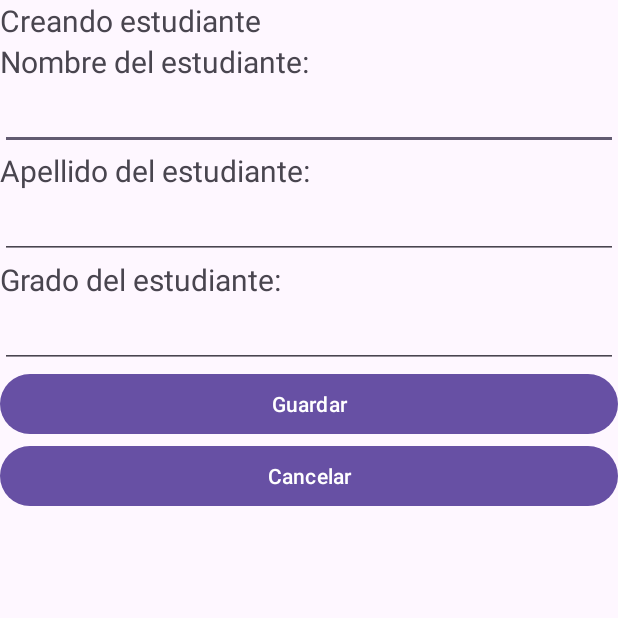
After one commit to DMancia03/desafio-2-dsm, an Android app: the AddEstudianteActivity screen opened directly, with no data from a screen before it, on a phone screen of 412 x 824 dp, the top half of it. The commit adds this screen. Run offline under Robolectric (Android 15) with nearby library versions, the phone set to English and light mode, and no system bars; our stand-ins replace Firebase (no records; nobody signed in at launch, a user with empty details on screens opened directly).

Commit message:
Agregando referencia de base de datos y método para crear estudiante

```diff
--- a/app/build.gradle.kts
+++ b/app/build.gradle.kts
@@ -47,6 +47,7 @@ dependencies {
     implementation(libs.androidx.credentials)
     implementation(libs.androidx.credentials.play.services.auth)
     implementation(libs.googleid)
+    implementation(libs.firebase.database)
     testImplementation(libs.junit)
     androidTestImplementation(libs.androidx.junit)
     androidTestImplementation(libs.androidx.espresso.core)
--- /dev/null
+++ b/app/src/main/java/sv/edu/udb/colegiostone/AddEstudianteActivity.kt
@@ -0,0 +1,91 @@
+package sv.edu.udb.colegiostone
+
+import android.content.Intent
+import android.os.Bundle
+import android.widget.Button
+import android.widget.EditText
+import android.widget.Toast
+import androidx.activity.enableEdgeToEdge
+import androidx.appcompat.app.AppCompatActivity
+import androidx.core.view.ViewCompat
+import androidx.core.view.WindowInsetsCompat
+import com.google.firebase.database.DatabaseReference
+import com.google.firebase.database.FirebaseDatabase
+import sv.edu.udb.colegiostone.modelos.Estudiante
+import sv.edu.udb.colegiostone.utils.Accion
+
+class AddEstudianteActivity : AppCompatActivity() {
+    // Componentes
+    private lateinit var txtNombre : EditText
+    private lateinit var txtApellido : EditText
+    private lateinit var txtGrado : EditText
+    private lateinit var btnAceptar : Button
+    private lateinit var btnCancelar : Button
+    // Base de datos
+    private lateinit var db : DatabaseReference
+    // Control
+    private var id : String = ""
+    private var accion : String = ""
+
+    override fun onCreate(savedInstanceState: Bundle?) {
+        super.onCreate(savedInstanceState)
+        enableEdgeToEdge()
+        setContentView(R.layout.activity_add_estudiante)
+        ViewCompat.setOnApplyWindowInsetsListener(findViewById(R.id.main)) { v, insets ->
+            val systemBars = insets.getInsets(WindowInsetsCompat.Type.systemBars())
+            v.setPadding(systemBars.left, systemBars.top, systemBars.right, systemBars.bottom)
+            insets
+        }
+
+        Inicializar()
+    }
+
+    private fun Inicializar(){
+        // Componentes
+        txtNombre = findViewById(R.id.txtNombreEstudiante)
+        txtApellido = findViewById(R.id.txtApellidoEstudiante)
+        txtGrado = findViewById(R.id.txtGradoEstudiante)
+        btnAceptar = findViewById(R.id.btnAceptar)
+        btnCancelar = findViewById(R.id.btnCancelar)
+
+        // Generales
+        btnAceptar.setOnClickListener { Guardar() }
+        btnCancelar.setOnClickListener { RegresarInicioEstudiante() }
+
+        // Control
+        val datos : Bundle? = intent.extras
+        if(datos != null){
+            accion = datos.getString("accion").toString()
+            id = datos.getString("id").toString()
+        }
+    }
+
+    private fun Guardar(){
+        val nombre = txtNombre.text.toString()
+        val apellido = txtApellido.text.toString()
+        val grado = txtGrado.text.toString()
+
+        db = FirebaseDatabase.getInstance().getReference("estudiantes")
+
+        val estudiante = Estudiante(nombre, apellido, grado)
+
+        if(accion == Accion.agregar){
+            val newKey = db.push().key
+            if(newKey != null){
+                db.child(newKey).setValue(estudiante).addOnSuccessListener {
+                    Toast.makeText(this, "Se guardó exitosamente!!", Toast.LENGTH_LONG).show()
+                }.addOnFailureListener {
+                    Toast.makeText(this, "Error al guardar", Toast.LENGTH_LONG).show()
+                }
+            }else{
+                Toast.makeText(this, "Error al generar una clave", Toast.LENGTH_LONG).show()
+            }
+        }
+
+        RegresarInicioEstudiante()
+    }
+
+    private fun RegresarInicioEstudiante(){
+        finish()
+    }
+}
--- /dev/null
+++ b/app/src/main/res/layout/activity_add_estudiante.xml
@@ -0,0 +1,67 @@
+<?xml version="1.0" encoding="utf-8"?>
+<LinearLayout xmlns:android="http://schemas.android.com/apk/res/android"
+    xmlns:app="http://schemas.android.com/apk/res-auto"
+    xmlns:tools="http://schemas.android.com/tools"
+    android:id="@+id/main"
+    android:layout_width="match_parent"
+    android:layout_height="match_parent"
+    tools:context=".AddEstudianteActivity"
+    android:orientation="vertical">
+
+    <TextView
+        android:id="@+id/lbBienvenida"
+        android:layout_width="match_parent"
+        android:layout_height="wrap_content"
+        android:text="@string/agregar_bienvenida"
+        android:textSize="20sp"/>
+    <TextView
+        android:id="@+id/lbNombre"
+        android:layout_width="match_parent"
+        android:layout_height="wrap_content"
+        android:text="@string/agregar_nombre"
+        android:textSize="20sp"/>
+
+    <EditText
+        android:id="@+id/txtNombreEstudiante"
+        android:layout_width="match_parent"
+        android:layout_height="wrap_content"
+        android:inputType="text"
+        android:ems="10"/>
+
+    <TextView
+        android:id="@+id/lbApellido"
+        android:layout_width="match_parent"
+        android:layout_height="wrap_content"
+        android:text="@string/agregar_apellido"
+        android:textSize="20sp"/>
+
+    <EditText
+        android:id="@+id/txtApellidoEstudiante"
+        android:layout_width="match_parent"
+        android:layout_height="wrap_content"
+        android:inputType="text"
+        android:ems="10"/>
+    <TextView
+        android:id="@+id/lbGrado"
+        android:layout_width="match_parent"
+        android:layout_height="wrap_content"
+        android:text="@string/agregar_grado"
+        android:textSize="20sp"/>
+
+    <EditText
+        android:id="@+id/txtGradoEstudiante"
+        android:layout_width="match_parent"
+        android:layout_height="wrap_content"
+        android:inputType="number"
+        android:ems="10"/>
+    <Button
+        android:id="@+id/btnAceptar"
+        android:layout_width="match_parent"
+        android:layout_height="wrap_content"
+        android:text="@string/agregar_aceptar"/>
+    <Button
+        android:id="@+id/btnCancelar"
+        android:layout_width="match_parent"
+        android:layout_height="wrap_content"
+        android:text="@string/agregar_cancelar"/>
+</LinearLayout>
--- a/app/src/main/res/values/strings.xml
+++ b/app/src/main/res/values/strings.xml
@@ -8,5 +8,13 @@
     <string name="inicio_login">Iniciar Sesion </string>
     <string name="nuevo_login">Registrarme </string>
     <string name="bienvenido_registro">REGISTRARME</string>
-
+    <string name="agregar_estudiante">Nuevo estudiante +</string>
+    <!-- Agregar estudiante -->
+    <string name="agregar_bienvenida">Creando estudiante</string>
+    <string name="agregar_codigo">Código del estudiante:</string>
+    <string name="agregar_nombre">Nombre del estudiante:</string>
+    <string name="agregar_apellido">Apellido del estudiante:</string>
+    <string name="agregar_grado">Grado del estudiante:</string>
+    <string name="agregar_aceptar">Guardar</string>
+    <string name="agregar_cancelar">Cancelar</string>
 </resources>
--- a/gradle/libs.versions.toml
+++ b/gradle/libs.versions.toml
@@ -14,6 +14,7 @@ firebaseAuth = "23.2.0"
 credentials = "1.5.0"
 credentialsPlayServicesAuth = "1.5.0"
 googleid = "1.1.1"
+firebaseDatabase = "21.0.0"
 
 [libraries]
 androidx-core-ktx = { group = "androidx.core", name = "core-ktx", version.ref = "coreKtx" }
@@ -28,6 +29,7 @@ firebase-auth = { group = "com.google.firebase", name = "firebase-auth", version
 androidx-credentials = { group = "androidx.credentials", name = "credentials", version.ref = "credentials" }
 androidx-credentials-play-services-auth = { group = "androidx.credentials", name = "credentials-play-services-auth", version.ref = "credentialsPlayServicesAuth" }
 googleid = { group = "com.google.android.libraries.identity.googleid", name = "googleid", version.ref = "googleid" }
+firebase-database = { group = "com.google.firebase", name = "firebase-database", version.ref = "firebaseDatabase" }
 
 [plugins]
 android-application = { id = "com.android.application", version.ref = "agp" }
```
Also changed, not shown: app/src/main/AndroidManifest.xml (+5 -2 lines), app/src/main/java/sv/edu/udb/colegiostone/MainActivity.kt (+12 -0 lines), app/src/main/java/sv/edu/udb/colegiostone/modelos/Estudiante.kt (added, +27 -0 lines), app/src/main/java/sv/edu/udb/colegiostone/utils/Accion.kt (added, +10 -0 lines), app/src/main/res/layout/activity_main.xml (+10 -3 lines).
